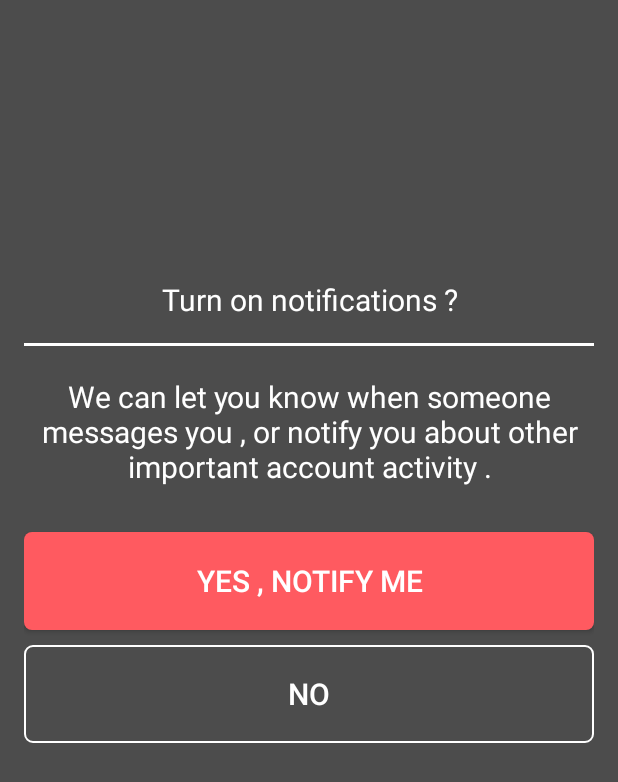
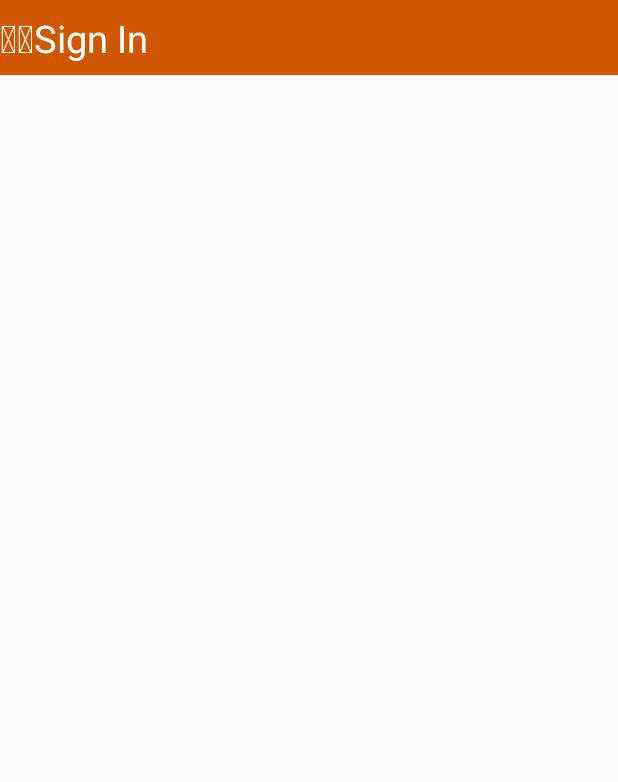
Before and after one commit to shahabyari/TamrinJalase5, an Android app: the screen it shows after launch (MainActivity before the commit, activity3 after it), on a phone screen of 412 x 824 dp. Shown: the top 782 px of the screen. Run offline under Robolectric (Android 15) with nearby library versions, the phone set to English and light mode, and no system bars; 1 statement that could not run was skipped.

Commit message:
Commit - Activity3-comit3

```diff
--- a/app/build.gradle
+++ b/app/build.gradle
@@ -1,12 +1,12 @@
 apply plugin: 'com.android.application'
 
 android {
-    compileSdkVersion 25
+    compileSdkVersion 24
     buildToolsVersion "24.0.3"
     defaultConfig {
         applicationId "com.shahabyari.arpaneteniac.tamrinjalase5"
         minSdkVersion 23
-        targetSdkVersion 25
+        targetSdkVersion 24
         versionCode 1
         versionName "1.0"
         testInstrumentationRunner "android.support.test.runner.AndroidJUnitRunner"
@@ -24,6 +24,6 @@ dependencies {
     androidTestCompile('com.android.support.test.espresso:espresso-core:2.2.2', {
         exclude group: 'com.android.support', module: 'support-annotations'
     })
-    compile 'com.android.support:appcompat-v7:25.0.0'
+    compile 'com.android.support:appcompat-v7:24.1.0'
     testCompile 'junit:junit:4.12'
 }
--- a/app/src/main/AndroidManifest.xml
+++ b/app/src/main/AndroidManifest.xml
@@ -8,13 +8,15 @@
         android:label="@string/app_name"
         android:supportsRtl="true"
         android:theme="@style/AppTheme">
-        <activity android:name=".MainActivity">
+        <activity android:name=".activity3">
             <intent-filter>
                 <action android:name="android.intent.action.MAIN" />
 
                 <category android:name="android.intent.category.LAUNCHER" />
             </intent-filter>
         </activity>
+
+
     </application>
 
 </manifest>
--- /dev/null
+++ b/app/src/main/java/com/shahabyari/arpaneteniac/tamrinjalase5/activity3.java
@@ -0,0 +1,24 @@
+package com.shahabyari.arpaneteniac.tamrinjalase5;
+
+import android.graphics.Typeface;
+import android.os.Bundle;
+import android.support.v7.app.AppCompatActivity;
+import android.widget.TextView;
+
+/**
+ * Created by Administrator on 11/11/2016.
+ */
+
+public class activity3 extends AppCompatActivity {
+
+    @Override
+    protected void onCreate(Bundle savedInstanceState) {
+        super.onCreate(savedInstanceState);
+        setContentView(R.layout.activity3);
+        Typeface dn = Typeface.createFromAsset(getAssets(),"fonts/fontawesome-webfont.ttf");
+        TextView tv = (TextView) findViewById(R.id.toolbar);
+        tv.setTypeface(dn);
+
+
+    }
+}
--- /dev/null
+++ b/app/src/main/res/layout/activity3.xml
@@ -0,0 +1,18 @@
+<?xml version="1.0" encoding="utf-8"?>
+<LinearLayout xmlns:android="http://schemas.android.com/apk/res/android"
+    android:orientation="vertical" android:layout_width="match_parent"
+    android:layout_height="match_parent">
+    <TextView
+        android:layout_width="match_parent"
+        android:layout_height="50sp"
+        android:text="@string/style3_toolbar"
+        android:background="@color/style3_colortoolbar"
+        android:textColor="@android:color/white"
+        android:textSize="25sp"
+        android:paddingTop="8sp"
+        android:id="@+id/toolbar"
+
+
+        />
+
+</LinearLayout>
--- a/app/src/main/res/values/colors.xml
+++ b/app/src/main/res/values/colors.xml
@@ -10,4 +10,5 @@
     <color name="style2_background">#f2eee8</color>
     <color name="style2_textcolor">#a6a6a6</color>
     <color name="style2_colorbutton1">#537bbc</color>
+    <color name="style3_colortoolbar">#d15600</color>
 </resources>
--- a/app/src/main/res/values/strings.xml
+++ b/app/src/main/res/values/strings.xml
@@ -9,4 +9,5 @@
     <string name="style2_button1">Sign in with Facebook</string>
     <string name="style2_button2">Log In</string>
     <string name="style2_button3">Sign Up</string>
+    <string name="style3_toolbar">&#xf104;&#xf2c0;Sign In</string>
 </resources>
```
